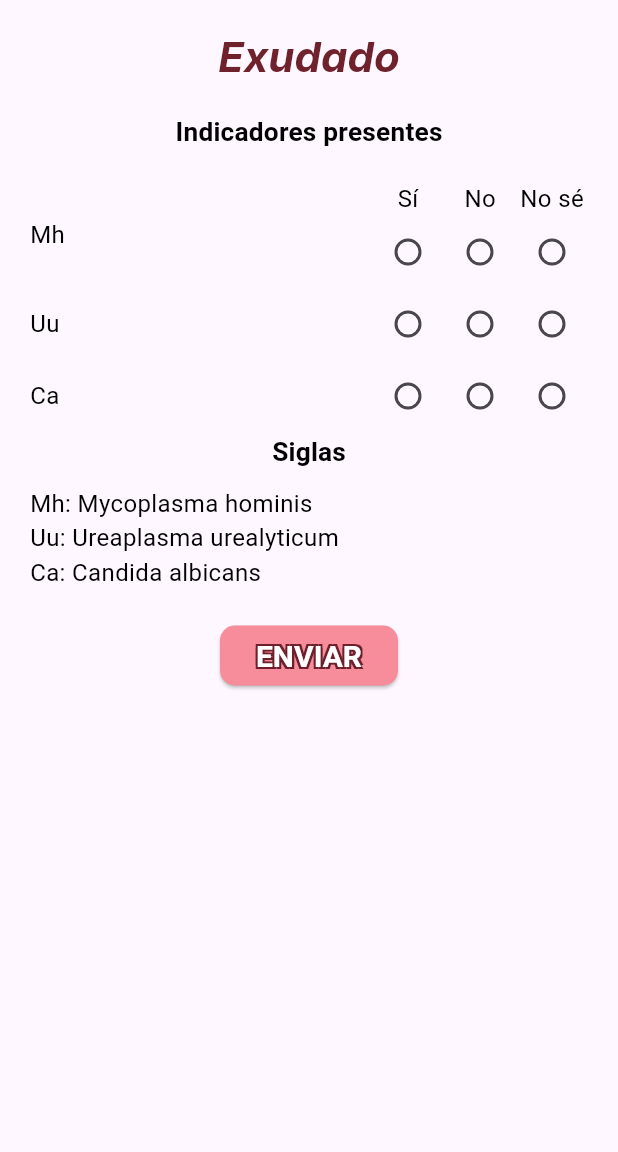
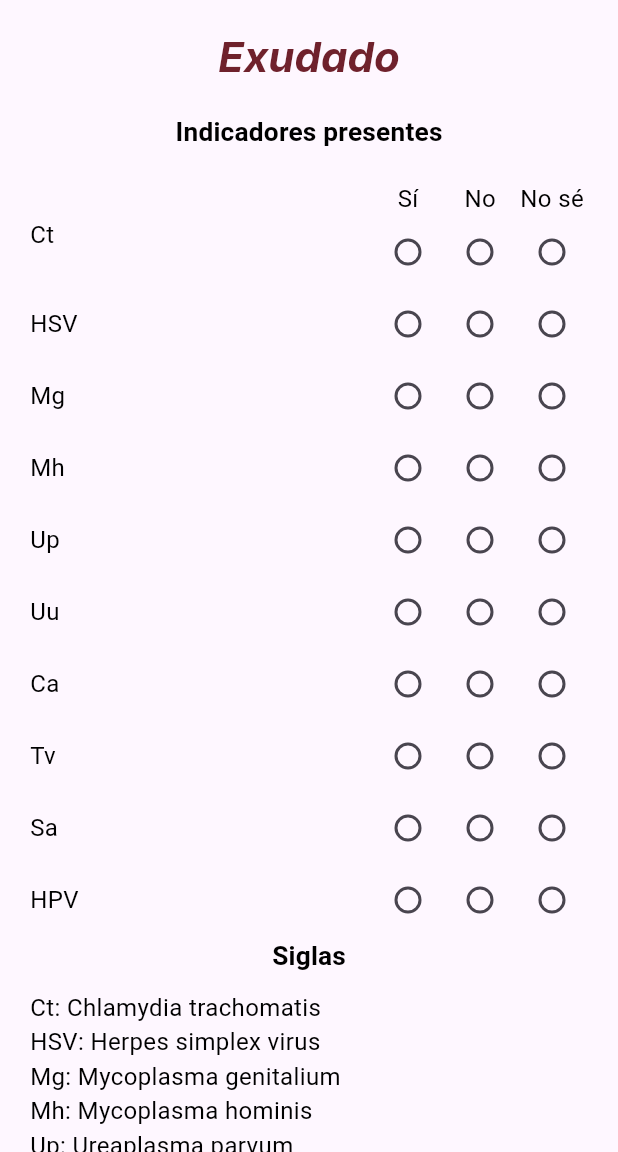
Before and after one commit to KarlaDLR/IAsisteVB, a Flutter app: the ExudateTest screen opened directly, on a phone screen of 412 x 824 dp, the part 84-1236 px from its top. Run offline on Flutter 3.47's test engine with Material 3 defaults, Android fonts, the light colour scheme and no system bars; our stand-ins replace google_fonts; Roboto replaces fonts that are missing (Assistant).

Commit message:
Se hacen ajustes para mostrar todos los marcadores en la parte de resultados.
Se mejora la apariencia de la parte de ventanas estáticas

```diff
--- a/lib/screens/dynamic_screens/exudate_test.dart
+++ b/lib/screens/dynamic_screens/exudate_test.dart
@@ -35,7 +35,16 @@ class _ExudateTestState extends State<ExudateTest> {
                 mycoplasmaHominis: _mh!,
                 candidaAlbicans: _ca!,
                 ureaplasmaUrealyticum: _uu!),
-                )),
+          ),
+        ),
+      );
+    } else {
+      ScaffoldMessenger.of(context).showSnackBar(
+        const SnackBar(
+          content: Text('Favor de ingresar todos los datos'),
+          duration: Duration(seconds: 2),
+          behavior: SnackBarBehavior.floating,
+        ),
       );
     }
   }
@@ -62,7 +71,7 @@ class _ExudateTestState extends State<ExudateTest> {
                   style: Theme.of(context).textTheme.titleMedium,
                 ),
                 const SizedBox(height: 20),
-                /*  FormField<String>(
+                FormField<String>(
                   validator: (value) {
                     if (_ct == null) {
                       return "Seleccione una opción";
@@ -80,7 +89,7 @@ class _ExudateTestState extends State<ExudateTest> {
                             children: [
                               const Text('Sí'),
                               Radio<String>(
-                                value: 'true',
+                                value: 'Verdadero',
                                 groupValue: _ct,
                                 onChanged: (value) {
                                   setState(() {
@@ -94,7 +103,7 @@ class _ExudateTestState extends State<ExudateTest> {
                             children: [
                               const Text('No'),
                               Radio<String>(
-                                value: 'false',
+                                value: 'Falso',
                                 groupValue: _ct,
                                 onChanged: (value) {
                                   setState(() {
@@ -108,7 +117,7 @@ class _ExudateTestState extends State<ExudateTest> {
                             children: [
                               const Text('No sé'),
                               Radio<String>(
-                                value: 'dont_know',
+                                value: 'Inseguro',
                                 groupValue: _ct,
                                 onChanged: (value) {
                                   setState(() {
@@ -143,7 +152,7 @@ class _ExudateTestState extends State<ExudateTest> {
                           const Text('HSV'),
                           const Spacer(),
                           Radio<String>(
-                            value: 'true',
+                            value: 'Verdadero',
                             groupValue: _hsv,
                             onChanged: (value) {
                               setState(() {
@@ -152,7 +161,7 @@ class _ExudateTestState extends State<ExudateTest> {
                             },
                           ),
                           Radio<String>(
-                            value: 'false',
+                            value: 'Falso',
                             groupValue: _hsv,
                             onChanged: (value) {
                               setState(() {
@@ -161,7 +170,7 @@ class _ExudateTestState extends State<ExudateTest> {
                             },
                           ),
                           Radio<String>(
-                            value: 'dont_know',
+                            value: 'Inseguro',
                             groupValue: _hsv,
                             onChanged: (value) {
                               setState(() {
@@ -194,7 +203,7 @@ class _ExudateTestState extends State<ExudateTest> {
                           const Text('Mg'),
                           const Spacer(),
                           Radio<String>(
-                            value: 'true',
+                            value: 'Verdadero',
                             groupValue: _mg,
                             onChanged: (value) {
                               setState(() {
@@ -203,7 +212,7 @@ class _ExudateTestState extends State<ExudateTest> {
                             },
                           ),
                           Radio<String>(
-                            value: 'false',
+                            value: 'Falso',
                             groupValue: _mg,
                             onChanged: (value) {
                               setState(() {
@@ -212,7 +221,7 @@ class _ExudateTestState extends State<ExudateTest> {
                             },
                           ),
                           Radio<String>(
-                            value: 'dont_know',
+                            value: 'Inseguro',
                             groupValue: _mg,
                             onChanged: (value) {
                               setState(() {
@@ -229,7 +238,7 @@ class _ExudateTestState extends State<ExudateTest> {
                         ),
                     ],
                   ),
-                ), */
+                ),
                 FormField<String>(
                   validator: (value) {
                     if (_mh == null) {
@@ -244,11 +253,8 @@ class _ExudateTestState extends State<ExudateTest> {
                         children: [
                           const Text('Mh'),
                           const Spacer(),
-                          Column(
-                            children: [
-                              const Text('Sí'),
                           Radio<String>(
-                                value: 'true',
+                            value: 'Verdadero',
                             groupValue: _mh,
                             onChanged: (value) {
                               setState(() {
@@ -256,13 +262,8 @@ class _ExudateTestState extends State<ExudateTest> {
                               });
                             },
                           ),
-                            ],
-                          ),
-                          Column(
-                            children: [
-                              const Text('No'),
                           Radio<String>(
-                                value: 'false',
+                            value: 'Falso',
                             groupValue: _mh,
                             onChanged: (value) {
                               setState(() {
@@ -270,21 +271,14 @@ class _ExudateTestState extends State<ExudateTest> {
                               });
                             },
                           ),
-                            ],
-                          ),
-                          Column(
-                            children: [
-                              const Text('No sé'),
                           Radio<String>(
-                                value: 'dont_know',
+                            value: 'Inseguro',
                             groupValue: _mh,
                             onChanged: (value) {
                               setState(() {
                                 _mh = value;
                               });
                             },
-                              ),
-                            ],
                           ),
                         ],
                       ),
@@ -296,7 +290,7 @@ class _ExudateTestState extends State<ExudateTest> {
                     ],
                   ),
                 ),
-                /* FormField<String>(
+                FormField<String>(
                   validator: (value) {
                     if (_up == null) {
                       return "Seleccione una opción";
@@ -311,7 +305,7 @@ class _ExudateTestState extends State<ExudateTest> {
                           const Text('Up'),
                           const Spacer(),
                           Radio<String>(
-                            value: 'true',
+                            value: 'Verdadero',
                             groupValue: _up,
                             onChanged: (value) {
                               setState(() {
@@ -320,7 +314,7 @@ class _ExudateTestState extends State<ExudateTest> {
                             },
                           ),
                           Radio<String>(
-                            value: 'false',
+                            value: 'Falso',
                             groupValue: _up,
                             onChanged: (value) {
                               setState(() {
@@ -329,7 +323,7 @@ class _ExudateTestState extends State<ExudateTest> {
                             },
                           ),
                           Radio<String>(
-                            value: 'dont_know',
+                            value: 'Inseguro',
                             groupValue: _up,
                             onChanged: (value) {
                               setState(() {
@@ -346,7 +340,7 @@ class _ExudateTestState extends State<ExudateTest> {
                         ),
                     ],
                   ),
-                ), */
+                ),
                 FormField<String>(
                   validator: (value) {
                     if (_uu == null) {
@@ -362,7 +356,7 @@ class _ExudateTestState extends State<ExudateTest> {
                           const Text('Uu'),
                           const Spacer(),
                           Radio<String>(
-                            value: 'true',
+                            value: 'Verdadero',
                             groupValue: _uu,
                             onChanged: (value) {
                               setState(() {
@@ -371,7 +365,7 @@ class _ExudateTestState extends State<ExudateTest> {
                             },
                           ),
                           Radio<String>(
-                            value: 'false',
+                            value: 'Falso',
                             groupValue: _uu,
                             onChanged: (value) {
                               setState(() {
@@ -380,7 +374,7 @@ class _ExudateTestState extends State<ExudateTest> {
                             },
                           ),
                           Radio<String>(
-                            value: 'dont_know',
+                            value: 'Inseguro',
                             groupValue: _uu,
                             onChanged: (value) {
                               setState(() {
@@ -413,7 +407,7 @@ class _ExudateTestState extends State<ExudateTest> {
                           const Text('Ca'),
                           const Spacer(),
                           Radio<String>(
-                            value: 'true',
+                            value: 'Verdadero',
                             groupValue: _ca,
                             onChanged: (value) {
                               setState(() {
@@ -422,7 +416,7 @@ class _ExudateTestState extends State<ExudateTest> {
                             },
                           ),
                           Radio<String>(
-                            value: 'false',
+                            value: 'Falso',
                             groupValue: _ca,
                             onChanged: (value) {
                               setState(() {
@@ -431,7 +425,7 @@ class _ExudateTestState extends State<ExudateTest> {
                             },
                           ),
                           Radio<String>(
-                            value: 'dont_know',
+                            value: 'Inseguro',
                             groupValue: _ca,
                             onChanged: (value) {
                               setState(() {
@@ -449,7 +443,7 @@ class _ExudateTestState extends State<ExudateTest> {
                     ],
                   ),
                 ),
-                /* FormField<String>(
+                FormField<String>(
                   validator: (value) {
                     if (_tv == null) {
                       return "Seleccione una opción";
@@ -464,7 +458,7 @@ class _ExudateTestState extends State<ExudateTest> {
                           const Text('Tv'),
                           const Spacer(),
                           Radio<String>(
-                            value: 'true',
+                            value: 'Verdadero',
                             groupValue: _tv,
                             onChanged: (value) {
                               setState(() {
@@ -473,7 +467,7 @@ class _ExudateTestState extends State<ExudateTest> {
                             },
                           ),
                           Radio<String>(
-                            value: 'false',
+                            value: 'Falso',
                             groupValue: _tv,
                             onChanged: (value) {
                               setState(() {
@@ -482,7 +476,7 @@ class _ExudateTestState extends State<ExudateTest> {
                             },
                           ),
                           Radio<String>(
-                            value: 'dont_know',
+                            value: 'Inseguro',
                             groupValue: _tv,
                             onChanged: (value) {
                               setState(() {
@@ -515,7 +509,7 @@ class _ExudateTestState extends State<ExudateTest> {
                           const Text('Sa'),
                           const Spacer(),
                           Radio<String>(
-                            value: 'true',
+                            value: 'Verdadero',
                             groupValue: _sa,
                             onChanged: (value) {
                               setState(() {
@@ -524,7 +518,7 @@ class _ExudateTestState extends State<ExudateTest> {
                             },
                           ),
                           Radio<String>(
-                            value: 'false',
+                            value: 'Falso',
                             groupValue: _sa,
                             onChanged: (value) {
                               setState(() {
@@ -533,7 +527,7 @@ class _ExudateTestState extends State<ExudateTest> {
                             },
                           ),
                           Radio<String>(
-                            value: 'dont_know',
+                            value: 'Inseguro',
                             groupValue: _sa,
                             onChanged: (value) {
                               setState(() {
@@ -566,7 +560,7 @@ class _ExudateTestState extends State<ExudateTest> {
                           const Text('HPV'),
                           const Spacer(),
                           Radio<String>(
-                            value: 'true',
+                            value: 'Verdadero',
                             groupValue: _hpv,
                             onChanged: (value) {
                               setState(() {
@@ -575,7 +569,7 @@ class _ExudateTestState extends State<ExudateTest> {
                             },
                           ),
                           Radio<String>(
-                            value: 'false',
+                            value: 'Falso',
                             groupValue: _hpv,
                             onChanged: (value) {
                               setState(() {
@@ -584,7 +578,7 @@ class _ExudateTestState extends State<ExudateTest> {
                             },
                           ),
                           Radio<String>(
-                            value: 'dont_know',
+                            value: 'Inseguro',
                             groupValue: _hpv,
                             onChanged: (value) {
                               setState(() {
@@ -601,7 +595,7 @@ class _ExudateTestState extends State<ExudateTest> {
                         ),
                     ],
                   ),
-                ), */
+                ),
                 Text(
                   'Siglas',
                   style: Theme.of(context).textTheme.titleMedium,
@@ -612,28 +606,23 @@ class _ExudateTestState extends State<ExudateTest> {
                     Column(
                       crossAxisAlignment: CrossAxisAlignment.start,
                       children: [
-                        /* Text('Ct: Chlamydia trachomatis'),
+                        Text('Ct: Chlamydia trachomatis'),
                         Text('HSV: Herpes simplex virus'),
-                        Text('Mg: Mycoplasma genitalium'), */
+                        Text('Mg: Mycoplasma genitalium'),
                         Text('Mh: Mycoplasma hominis'),
-                        /* Text('Up: Ureaplasma parvum'), */
+                        Text('Up: Ureaplasma parvum'),
                         Text('Uu: Ureaplasma urealyticum'),
                         Text('Ca: Candida albicans'),
-                        /* Text('Tv: Trichomonas vaginalis'),
+                        Text('Tv: Trichomonas vaginalis'),
                         Text('Sa: Staphylococcus aureus'),
-                        Text('HPV: Human papillomavirus'), */
+                        Text('HPV: Human papillomavirus'),
                       ],
                     )
                   ],
                 ),
                 const SizedBox(height: 20),
                 ElevatedButton(
-                  onPressed: _sendData, //() {
-                  //    Navigator.push(
-                  //      context,
-                  //      MaterialPageRoute(builder: (context) => const Results()),
-                  //    );
-                  // },
+                  onPressed: _sendData,
                   child: const Text('ENVIAR'),
                 ),
               ],
```
Also changed, not shown: lib/models/exudate.dart (+14 -18 lines), lib/models/symptoms.dart (+9 -13 lines), lib/screens/dynamic_screens/pcr_test.dart (+22 -13 lines), lib/screens/dynamic_screens/symptoms_test.dart (+60 -77 lines), lib/screens/static_screens/about_the_app.dart (+32 -12 lines), lib/screens/static_screens/about_us.dart (+25 -8 lines), lib/screens/static_screens/how_to_use.dart (+36 -18 lines), lib/screens/static_screens/privacy_politics.dart (+7 -1 lines). Lines whose indentation alone changed are shown as unchanged.
